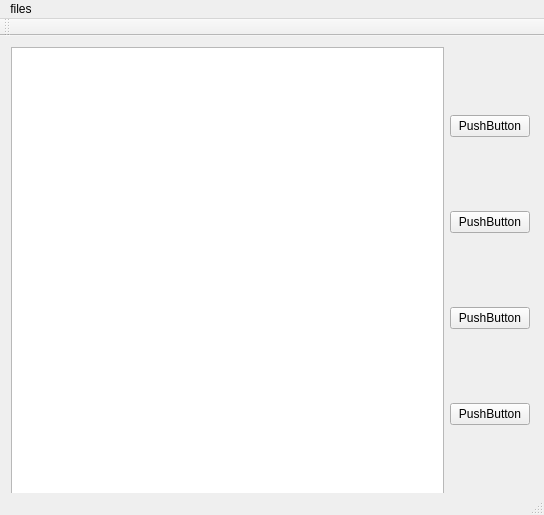
This is gui/ui/mainwindow.ui in federulli/torrent_cli as Qt 5 draws it before an edit. The edited form follows.
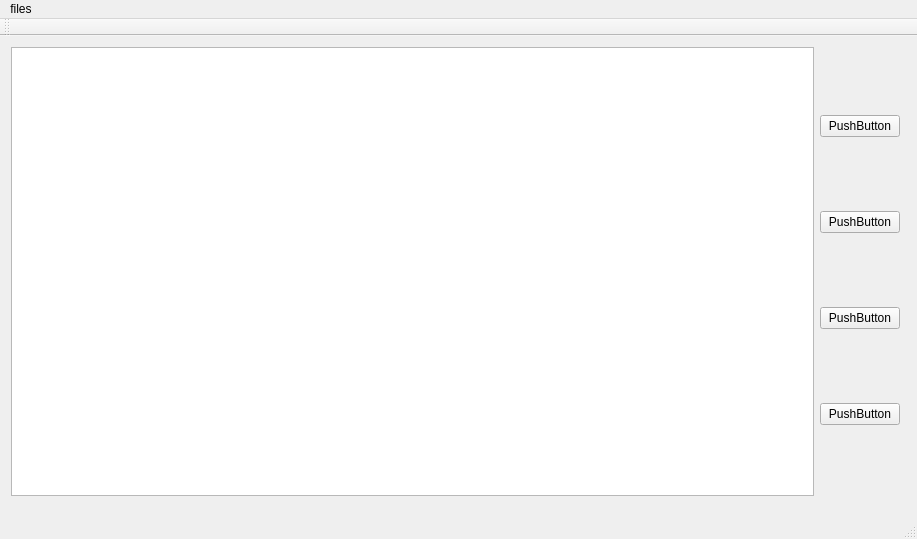
This is the edited form.

What changed in the file:
```diff
--- a/gui/ui/mainwindow.ui
+++ b/gui/ui/mainwindow.ui
@@ -6,8 +6,8 @@
    <rect>
     <x>0</x>
     <y>0</y>
-    <width>544</width>
-    <height>515</height>
+    <width>917</width>
+    <height>539</height>
    </rect>
   </property>
   <property name="windowTitle">
@@ -19,7 +19,7 @@
      <rect>
       <x>0</x>
       <y>0</y>
-      <width>541</width>
+      <width>911</width>
       <height>471</height>
      </rect>
     </property>
@@ -71,8 +71,8 @@
     <rect>
      <x>0</x>
      <y>0</y>
-     <width>544</width>
-     <height>21</height>
+     <width>917</width>
+     <height>25</height>
     </rect>
    </property>
    <widget class="QMenu" name="addTorrent">
```
